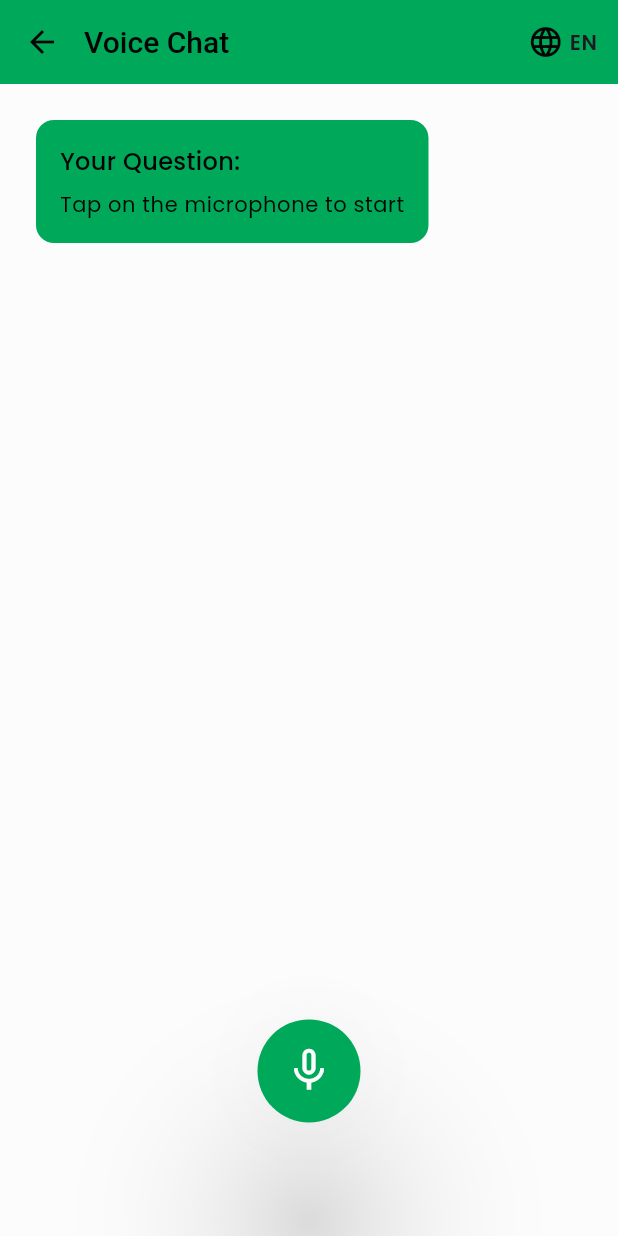
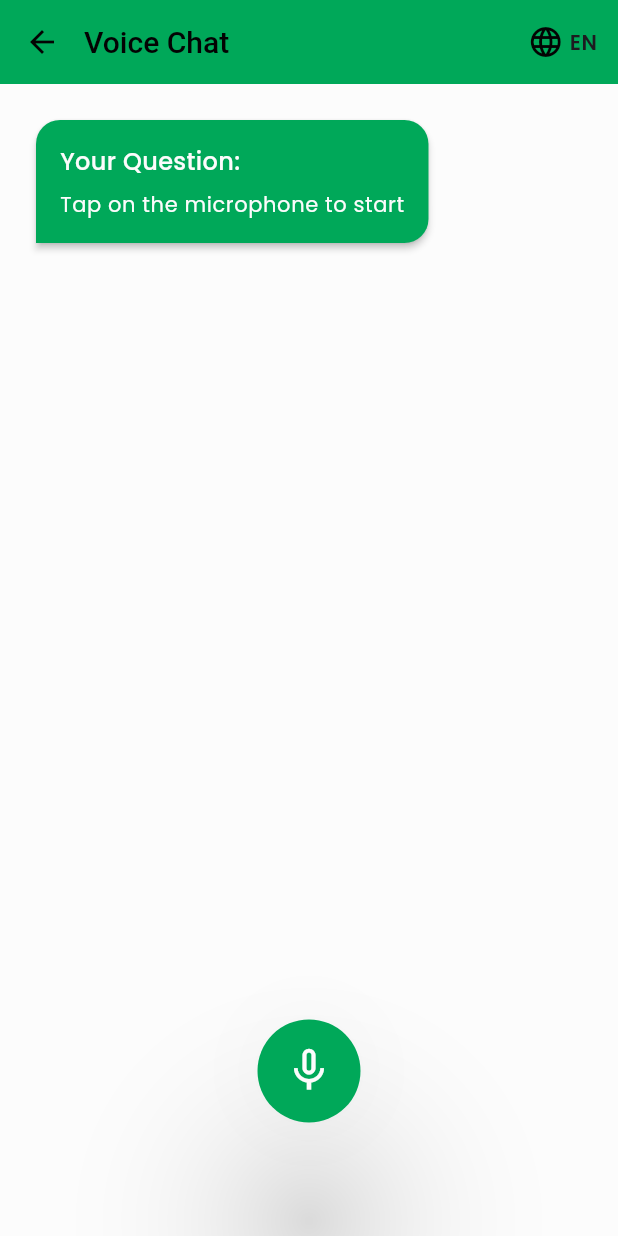
Before and after one commit to lvivcitydev-alt/ai-medical-assistant, a Flutter app: the VoiceChatScreen screen opened directly, on a phone screen of 412 x 824 dp. Run offline on Flutter 3.47's test engine with Material 3 defaults, Android fonts, the phone set to English and light mode, and no system bars; drawn by our look-alikes of avatar_glow; our stand-ins replace animated_bottom_navigation_bar, bloc, cloud_firestore, dio, dropdown_button2, easy_stepper and 20 more; missing offline and left inert: flutter_polyline_points, formatted_text; accounts and stored records are empty.

Commit message:
Add VoiceChatScreen and implement navigation; enhance page transitions and UI elements

```diff
--- a/lib/router/app_router.dart
+++ b/lib/router/app_router.dart
@@ -16,6 +16,7 @@ import '../view/screen/account/change_password/old_password_screen.dart';
 import '../view/screen/auth/create_profile.dart';
 import '../view/screen/auth/email_screen.dart';
 import '../view/screen/chat/chat_screen.dart';
+import '../view/screen/chat/voice_screen.dart';
 import '../view/screen/nav_bar/home_screen.dart';
 import '../view/screen/nav_bar/maps_screen.dart';
 import '../view/screen/nav_bar/nav_bar_screen_.dart';
@@ -25,6 +26,7 @@ import 'page_transition.dart';
 
 class AppRouter {
   AppRouter._();
+
   static Route<dynamic>? onGenerateRoute(RouteSettings settings) {
     switch (settings.name) {
       case RouteManager.initialRoute:
@@ -74,6 +76,10 @@ class AppRouter {
         return PageTransitionManager.materialPageRoute(
           const ChatScreen(),
         );
+      case RouteManager.voice:
+        return PageTransitionManager.materialBottomToTopTransition(
+          const VoiceChatScreen(),
+        );
       case RouteManager.editProfile:
         return PageTransitionManager.materialSlideTransition(
           const EditProfileScreen(),
--- a/lib/utils/constant/routes.dart
+++ b/lib/utils/constant/routes.dart
@@ -1,5 +1,6 @@
 class RouteManager {
   RouteManager._();
+
   static const initialRoute = "/";
   static const login = "/login";
   static const email = "/email";
@@ -9,6 +10,7 @@ class RouteManager {
   static const home = "/home";
   static const nav = "/nav";
   static const chat = "/chat";
+  static const voice = "/voice";
   static const editProfile = "/editProfile";
   static const maps = "/maps";
   static const oldPassword = "/oldPassword";
@@ -16,5 +18,4 @@ class RouteManager {
   static const aboutUs = "/aboutUs";
   static const reAuthScreen = "/reAuthScreen";
   static const deleteAccount = "/deleteAccount";
-
 }
--- a/lib/view/screen/chat/chat_screen.dart
+++ b/lib/view/screen/chat/chat_screen.dart
@@ -1,5 +1,6 @@
 import 'dart:async';
 import 'dart:developer';
+import 'package:dr_ai/utils/constant/routes.dart';
 import 'package:dr_ai/utils/helper/scaffold_snakbar.dart';
 import 'package:flutter/material.dart';
 import 'package:flutter_bloc/flutter_bloc.dart';
@@ -139,9 +140,9 @@ class _ChatScreenState extends State<ChatScreen> {
   }
 
   void _navigateToVoiceScreen() {
-    Navigator.push(
+    Navigator.pushNamed(
       context,
-      MaterialPageRoute(builder: (context) => const VoiceChatScreen()),
+      RouteManager.voice,
     );
   }
 
--- a/lib/view/screen/chat/voice_screen.dart
+++ b/lib/view/screen/chat/voice_screen.dart
@@ -3,6 +3,7 @@ import 'package:dr_ai/utils/helper/scaffold_snakbar.dart';
 import 'package:flutter/material.dart';
 import 'package:flutter_bloc/flutter_bloc.dart';
 import 'package:flutter_screenutil/flutter_screenutil.dart';
+import 'package:formatted_text/formatted_text.dart';
 import 'package:speech_to_text/speech_to_text.dart' as stt;
 import 'package:flutter_tts/flutter_tts.dart';
 import 'package:avatar_glow/avatar_glow.dart';
@@ -108,9 +109,7 @@ class _VoiceChatScreenState extends State<VoiceChatScreen> {
         _transcribedText = 'Error: $e';
         _isProcessing = false;
       });
-      ScaffoldMessenger.of(context).showSnackBar(
-        SnackBar(content: Text('Failed to send message: $e')),
-      );
+      customSnackBar(context, 'Failed to send message');
     }
   }
 
@@ -201,9 +200,7 @@ class _VoiceChatScreenState extends State<VoiceChatScreen> {
             setState(() {
               _isProcessing = false;
             });
-            ScaffoldMessenger.of(context).showSnackBar(
-              SnackBar(content: Text('Error: ${state.message}')),
-            );
+            customSnackBar(context, 'Error: ${state.message}');
           }
         },
         builder: (context, state) {
@@ -214,7 +211,13 @@ class _VoiceChatScreenState extends State<VoiceChatScreen> {
               children: [
                 Card(
                   color: ColorManager.green,
-                  elevation: 0,
+                  elevation: 2,
+                  shape: RoundedRectangleBorder(
+                    borderRadius: BorderRadius.only(
+                        topRight: Radius.circular(16),
+                        bottomRight: Radius.circular(16),
+                        topLeft: Radius.circular(16)),
+                  ),
                   child: Padding(
                     padding: const EdgeInsets.all(16.0),
                     child: Column(
@@ -224,13 +227,14 @@ class _VoiceChatScreenState extends State<VoiceChatScreen> {
                           'Your Question:',
                           style: context.textTheme.bodyMedium?.copyWith(
                             fontWeight: FontWeight.w500,
+                            color: ColorManager.white,
                           ),
                         ),
                         const SizedBox(height: 8),
                         Text(
                           _transcribedText,
                           style: context.textTheme.bodySmall
-                              ?.copyWith(color: ColorManager.black),
+                              ?.copyWith(color: ColorManager.white),
                           textAlign:
                               _isArabic ? TextAlign.right : TextAlign.left,
                           textDirection:
@@ -280,6 +284,12 @@ class _VoiceChatScreenState extends State<VoiceChatScreen> {
     if (_isProcessing || state is ChatReceiverLoading) {
       return Card(
         color: ColorManager.grey.withOpacity(0.25),
+        shape: RoundedRectangleBorder(
+          borderRadius: BorderRadius.only(
+              topRight: Radius.circular(16),
+              bottomRight: Radius.circular(16),
+              bottomLeft: Radius.circular(16)),
+        ),
         elevation: 0,
         child: Padding(
           padding: const EdgeInsets.all(16.0),
@@ -341,6 +351,12 @@ class _VoiceChatScreenState extends State<VoiceChatScreen> {
       return Card(
         color: ColorManager.grey.withOpacity(0.25),
         elevation: 0,
+        shape: RoundedRectangleBorder(
+          borderRadius: BorderRadius.only(
+              topRight: Radius.circular(16),
+              bottomRight: Radius.circular(16),
+              bottomLeft: Radius.circular(16)),
+        ),
         child: Padding(
           padding: const EdgeInsets.all(16.0),
           child: Column(
@@ -372,10 +388,11 @@ class _VoiceChatScreenState extends State<VoiceChatScreen> {
               const SizedBox(height: 8),
               Expanded(
                 child: SingleChildScrollView(
-                  child: Text(
+                  child: FormattedText(
                     _responseText,
-                    style: const TextStyle(
-                      fontSize: 16,
+                    style: context.textTheme.bodyMedium?.copyWith(
+                      color: ColorManager.darkGrey,
+                      fontSize: 16.sp,
                     ),
                     textAlign: _isArabic ? TextAlign.right : TextAlign.left,
                     textDirection:
--- a/lib/view/widget/chat_bubble.dart
+++ b/lib/view/widget/chat_bubble.dart
@@ -142,9 +142,9 @@ class _ChatBubbleForDrAiState extends State<ChatBubbleForDrAi> {
 
 class ChatBubbleForGuest extends StatelessWidget {
   const ChatBubbleForGuest({
-    Key? key,
+    super.key,
     required this.message,
-  }) : super(key: key);
+  });
 
   final String message;
 
```
Also changed, not shown: lib/router/page_transition.dart (+70 -0 lines), 4 other files.
